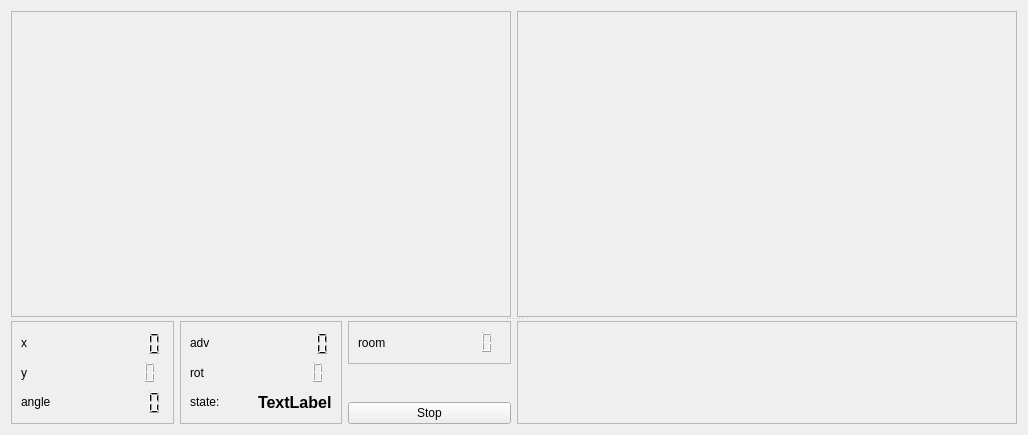
Old version of the form components/room_detector_pytorch_cpp/src/mainUI.ui in the repository robocomp/robocomp-shadow.
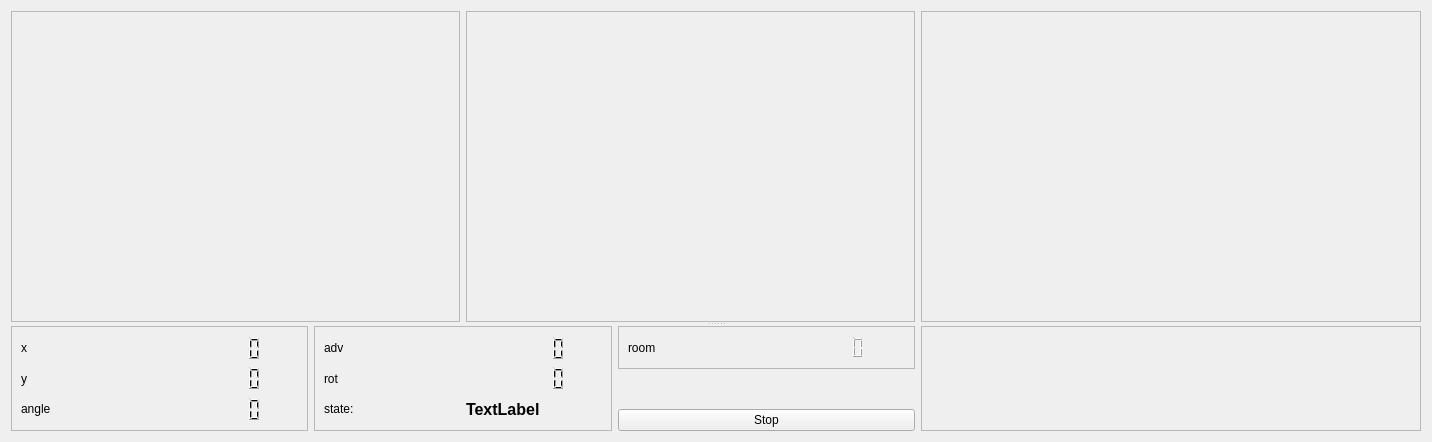
New version of the form.

```diff
--- a/components/room_detector_pytorch_cpp/src/mainUI.ui
+++ b/components/room_detector_pytorch_cpp/src/mainUI.ui
@@ -6,8 +6,8 @@
    <rect>
     <x>0</x>
     <y>0</y>
-    <width>1026</width>
-    <height>435</height>
+    <width>1432</width>
+    <height>442</height>
    </rect>
   </property>
   <property name="windowTitle">
@@ -19,7 +19,7 @@
      <property name="orientation">
       <enum>Qt::Vertical</enum>
      </property>
-     <widget class="QWidget" name="">
+     <widget class="QWidget" name="layoutWidget">
       <layout class="QHBoxLayout" name="horizontalLayout_17">
        <item>
         <widget class="QFrame" name="frame">
@@ -31,7 +31,7 @@
          </property>
          <property name="minimumSize">
           <size>
-           <width>500</width>
+           <width>400</width>
            <height>300</height>
           </size>
          </property>
@@ -53,6 +53,22 @@
          </property>
          <property name="minimumSize">
           <size>
+           <width>400</width>
+           <height>300</height>
+          </size>
+         </property>
+         <property name="frameShape">
+          <enum>QFrame::StyledPanel</enum>
+         </property>
+         <property name="frameShadow">
+          <enum>QFrame::Raised</enum>
+         </property>
+        </widget>
+       </item>
+       <item>
+        <widget class="QFrame" name="frame_3d">
+         <property name="minimumSize">
+          <size>
            <width>500</width>
            <height>300</height>
           </size>
@@ -67,7 +83,7 @@
        </item>
       </layout>
      </widget>
-     <widget class="QWidget" name="">
+     <widget class="QWidget" name="layoutWidget">
       <layout class="QHBoxLayout" name="horizontalLayout_7">
        <item>
         <widget class="QFrame" name="frame_3">
```
